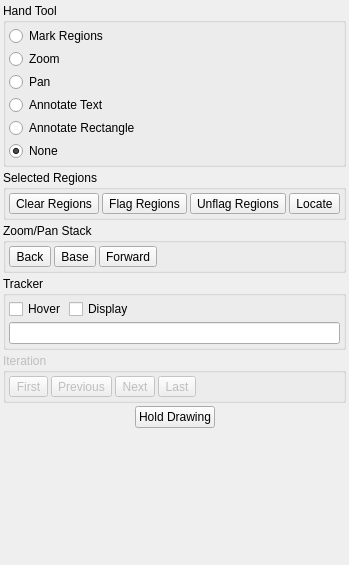
Before: the Qt Designer form code/plotms/implement/GuiTabs/PlotMSToolsTab.ui in radio-astro/casa, drawn with Qt 5.
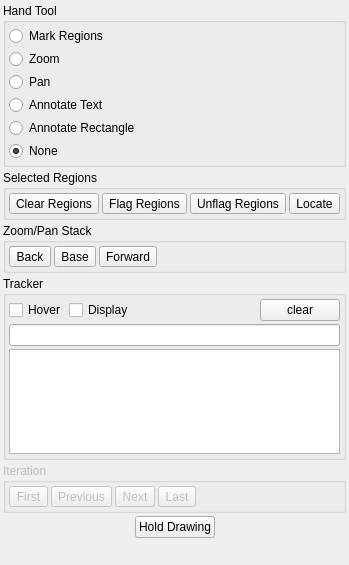
After: the same form once the commit is applied. Icons and pictures are not drawn.

The edit to the form file:
```diff
--- a/code/plotms/implement/GuiTabs/PlotMSToolsTab.ui
+++ b/code/plotms/implement/GuiTabs/PlotMSToolsTab.ui
@@ -342,6 +342,13 @@
           </property>
          </spacer>
         </item>
+        <item>
+         <widget class="QPushButton" name="clearRecordedValuesBut" >
+          <property name="text" >
+           <string>clear</string>
+          </property>
+         </widget>
+        </item>
        </layout>
       </item>
       <item>
@@ -351,6 +358,9 @@
         </property>
        </widget>
       </item>
+      <item>
+       <widget class="QTextEdit" name="trackerRecordedValues" />
+      </item>
      </layout>
     </widget>
    </item>
```
Left out of the diff: 6 changed lines with no effect on the pictures.
